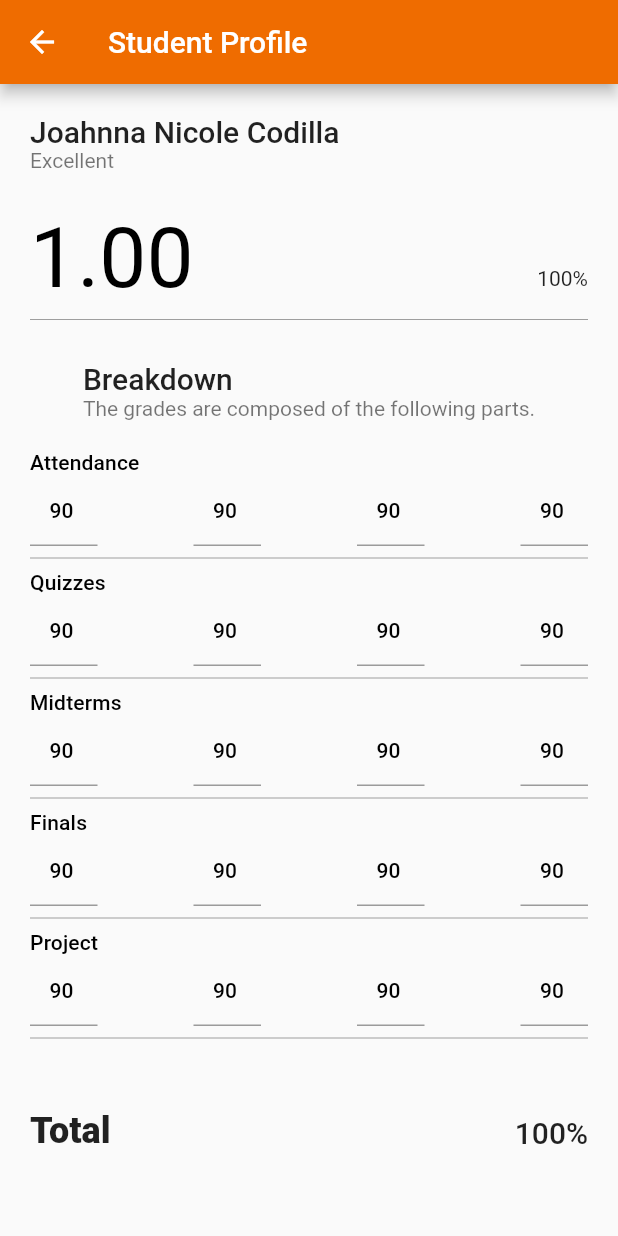
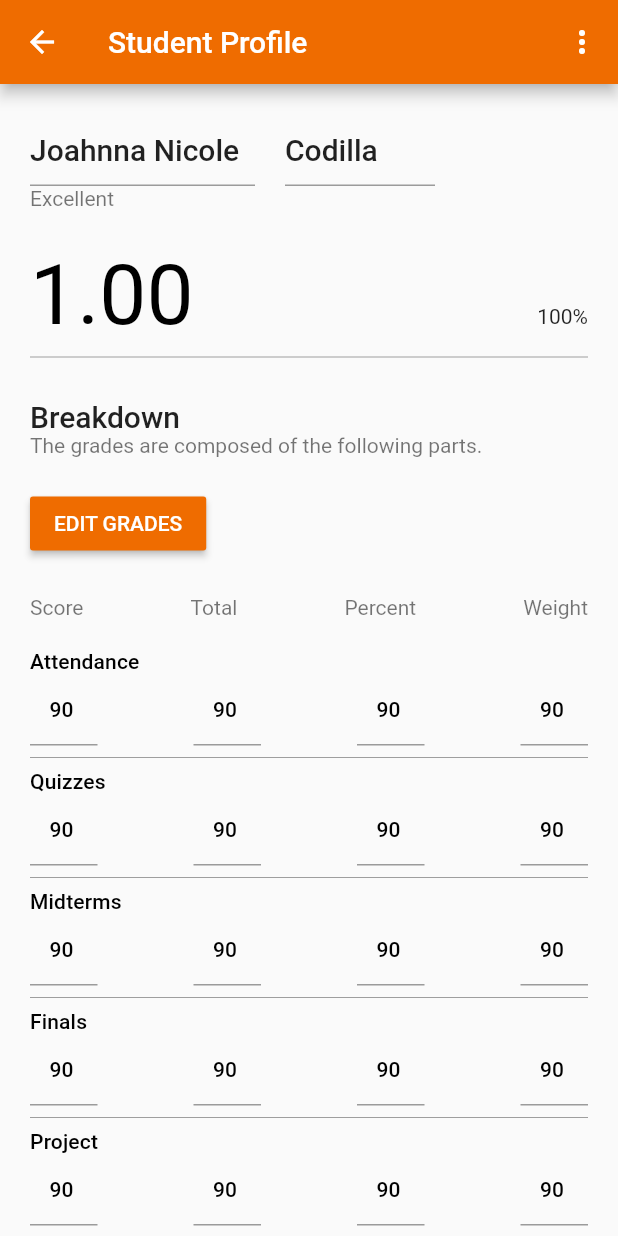
Before and after one commit to Jojojoaaaa/CalcuGrade, a Flutter app: the Profile screen opened directly, on a phone screen of 412 x 824 dp. Run offline on Flutter 3.47's test engine with Material 2 defaults, Android fonts, the phone set to English and light mode, and no system bars.

Commit message:
profile screen 2
- created remaining widgets for profile

```diff
--- a/lib/screens/grades/grades_settings/settings.dart
+++ b/lib/screens/grades/grades_settings/settings.dart
@@ -3,7 +3,7 @@ import 'package:flutter/material.dart';
 import 'package:calcugrade/screens/grades/local_widgets/instruction.dart';
 import 'package:calcugrade/screens/grades/local_widgets/header.dart';
 import 'package:calcugrade/screens/grades/local_widgets/line_entry.dart';
-import 'package:calcugrade/screens/grades/local_widgets/action_buttons.dart';
+import 'package:calcugrade/widgets/buttons/action_buttons.dart';
 import 'package:calcugrade/widgets/layouts/scrollview.dart';
 import 'package:calcugrade/widgets/snack_bar/custom_snack_bar.dart';
 
--- a/lib/screens/students/local_widgets/profile_widgets.dart
+++ b/lib/screens/students/local_widgets/profile_widgets.dart
@@ -1,18 +1,33 @@
 import 'package:flutter/material.dart';
+import 'package:calcugrade/theme/button_style.dart';
 
 getBanner(BuildContext context) {
+  return Row(children: [
+    SizedBox(
+        width: 150,
+        child: TextField(
+          style: Theme.of(context).textTheme.headline6,
+          controller: TextEditingController(text: "Joahnna Nicole"),
+          decoration: InputDecoration(border: UnderlineInputBorder()),
+        )),
+    SizedBox(width: 20),
+    SizedBox(
+        width: 100,
+        child: TextField(
+          style: Theme.of(context).textTheme.headline6,
+          controller: TextEditingController(text: "Codilla"),
+          decoration: InputDecoration(border: UnderlineInputBorder()),
+        ))
+  ]);
+}
+
+getLabel(BuildContext context) {
   return Padding(
       padding: EdgeInsets.only(bottom: 24),
       child: SizedBox(
           width: double.infinity,
-          child: Text.rich(TextSpan(
-              text: "Joahnna Nicole Codilla",
-              style: Theme.of(context).textTheme.headline6,
-              children: [
-                TextSpan(
-                    text: "\nExcellent",
-                    style: Theme.of(context).textTheme.caption)
-              ]))));
+          child:
+              Text("Excellent", style: Theme.of(context).textTheme.caption)));
 }
 
 getSummary(BuildContext context) {
@@ -29,9 +44,29 @@ getSummary(BuildContext context) {
       ]);
 }
 
+getEditGradesButton() {
+  return Padding(
+      padding: EdgeInsets.only(bottom: 24),
+      child: Row(children: [
+        Theme(
+            data: buttonTheme(),
+            child: RaisedButton(
+                onPressed: () {
+                  //
+                },
+                child: Text("EDIT GRADES",
+                    style: TextStyle(
+                        fontSize: 14,
+                        color: Colors.white,
+                        fontWeight: FontWeight.w500))))
+      ]));
+}
+
 getDescription(BuildContext context) {
   return Padding(
       padding: EdgeInsets.only(top: 20, bottom: 20),
+      child: SizedBox(
+          width: double.infinity,
           child: Text.rich(TextSpan(
               text: "Breakdown",
               style: Theme.of(context).textTheme.headline6,
@@ -39,11 +74,11 @@ getDescription(BuildContext context) {
                 TextSpan(
                     text: "\nThe grades are composed of the following parts.",
                     style: Theme.of(context).textTheme.caption)
-          ])));
+              ]))));
 }
 
 getHeader(BuildContext context) {
-  Padding(
+  return Padding(
       padding: EdgeInsets.only(bottom: 20),
       child: Row(
         mainAxisAlignment: MainAxisAlignment.spaceBetween,
--- a/lib/screens/students/student_profile/profile.dart
+++ b/lib/screens/students/student_profile/profile.dart
@@ -12,15 +12,17 @@ class Profile extends StatefulWidget {
 }
 
 class _ProfileState extends State<Profile> {
-
   buildBodyLayout(BuildContext context, BoxConstraints viewportConstraints) {
     List<Widget> children = [
       getBanner(context),
+      getLabel(context),
       getSummary(context),
       Divider(
         color: Colors.grey,
       ),
       getDescription(context),
+      getEditGradesButton(),
+      getHeader(context),
       getGradeBreakdown(context, "Attendance"),
       getGradeBreakdown(context, "Quizzes"),
       getGradeBreakdown(context, "Midterms"),
@@ -31,11 +33,28 @@ class _ProfileState extends State<Profile> {
     return showScrollView(children, viewportConstraints);
   }
 
+  getOptions() {
+    return PopupMenuButton<String>(
+      onSelected: (String choice) {
+        if (choice == "remove") {
+          // trigger remove
+        } else {
+          //trigger
+        }
+      },
+      itemBuilder: (BuildContext context) => <PopupMenuEntry<String>>[
+        PopupMenuItem<String>(value: "edit", child: Text("Edit", style: Theme.of(context).textTheme.caption)),
+        PopupMenuItem<String>(value: "remove", child: Text("Remove", style: Theme.of(context).textTheme.caption)),
+      ],
+    );
+  }
+
   @override
   Widget build(BuildContext context) {
     return Scaffold(
       appBar: AppBar(
         title: Text("Student Profile"),
+        actions: [getOptions()],
       ),
       body: LayoutBuilder(
         builder: (BuildContext sContext, BoxConstraints viewportConstraints) {
```
Also changed, not shown: lib/widgets/buttons/action_buttons.dart (renamed from lib/screens/grades/local_widgets/action_buttons.dart). Lines whose indentation alone changed are shown as unchanged.
